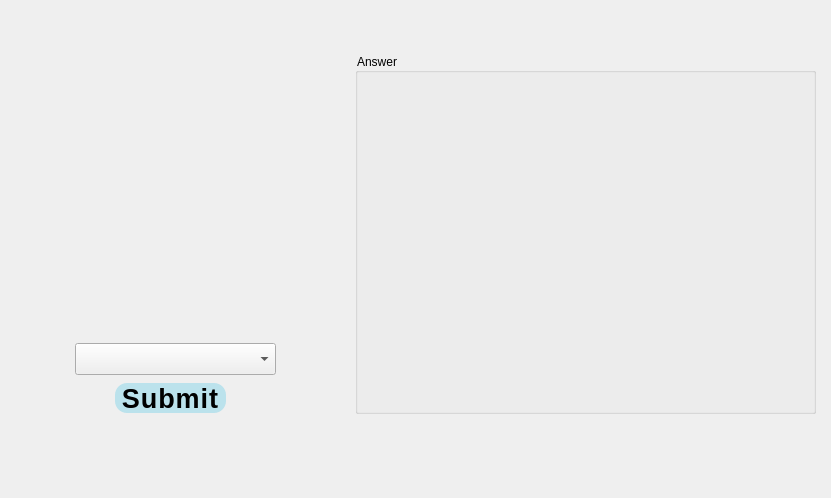
Old version of the form flaggle_game.ui in the repository S-rita/KiddoQuest.
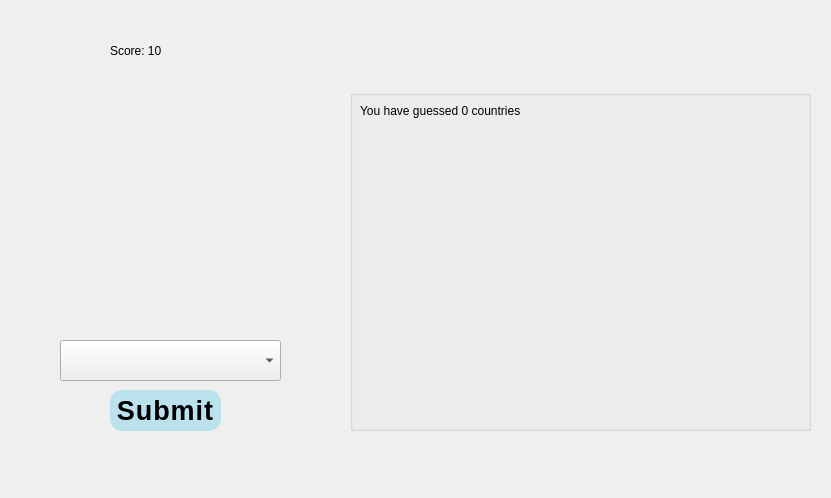
New version of the form. Icons and pictures are not drawn.

```diff
--- a/flaggle_game.ui
+++ b/flaggle_game.ui
@@ -20,8 +20,8 @@
    <widget class="QLabel" name="gray1_4">
     <property name="geometry">
      <rect>
-      <x>240</x>
-      <y>63</y>
+      <x>250</x>
+      <y>93</y>
       <width>75</width>
       <height>67</height>
      </rect>
@@ -33,8 +33,8 @@
    <widget class="QLabel" name="gray1_2">
     <property name="geometry">
      <rect>
-      <x>90</x>
-      <y>63</y>
+      <x>100</x>
+      <y>93</y>
       <width>75</width>
       <height>67</height>
      </rect>
@@ -46,8 +46,8 @@
    <widget class="QLabel" name="flag">
     <property name="geometry">
      <rect>
-      <x>15</x>
-      <y>63</y>
+      <x>25</x>
+      <y>93</y>
       <width>300</width>
       <height>200</height>
      </rect>
@@ -59,10 +59,10 @@
    <widget class="QPushButton" name="submitButton">
     <property name="geometry">
      <rect>
-      <x>115</x>
-      <y>383</y>
+      <x>110</x>
+      <y>390</y>
       <width>111</width>
-      <height>30</height>
+      <height>41</height>
      </rect>
     </property>
     <property name="styleSheet">
@@ -81,23 +81,23 @@
    <widget class="QGroupBox" name="groupBox">
     <property name="geometry">
      <rect>
-      <x>355</x>
-      <y>53</y>
+      <x>350</x>
+      <y>90</y>
       <width>461</width>
-      <height>361</height>
+      <height>341</height>
      </rect>
     </property>
     <property name="styleSheet">
      <string notr="true">color: rgb(0, 0, 0)</string>
     </property>
     <property name="title">
-     <string>Answer</string>
+     <string/>
     </property>
     <widget class="QLabel" name="ans1">
      <property name="geometry">
       <rect>
        <x>30</x>
-       <y>50</y>
+       <y>60</y>
        <width>180</width>
        <height>30</height>
       </rect>
@@ -239,22 +239,25 @@
     <widget class="QLabel" name="ans6_2">
      <property name="geometry">
       <rect>
-       <x>250</x>
-       <y>300</y>
-       <width>180</width>
-       <height>30</height>
+       <x>10</x>
+       <y>0</y>
+       <width>331</width>
+       <height>41</height>
       </rect>
      </property>
+     <property name="styleSheet">
+      <string notr="true">font: 18pt &quot;BM Jua&quot;;</string>
+     </property>
      <property name="text">
-      <string/>
+      <string>You have guessed 0 countries</string>
      </property>
     </widget>
    </widget>
    <widget class="QLabel" name="gray3_4">
     <property name="geometry">
      <rect>
-      <x>240</x>
-      <y>197</y>
+      <x>250</x>
+      <y>227</y>
       <width>75</width>
       <height>66</height>
      </rect>
@@ -266,8 +269,8 @@
    <widget class="QLabel" name="gray1_3">
     <property name="geometry">
      <rect>
-      <x>165</x>
-      <y>63</y>
+      <x>175</x>
+      <y>93</y>
       <width>75</width>
       <height>67</height>
      </rect>
@@ -279,8 +282,8 @@
    <widget class="QLabel" name="gray1_1">
     <property name="geometry">
      <rect>
-      <x>15</x>
-      <y>63</y>
+      <x>25</x>
+      <y>93</y>
       <width>75</width>
       <height>67</height>
      </rect>
@@ -292,8 +295,8 @@
    <widget class="QLabel" name="gray3_2">
     <property name="geometry">
      <rect>
-      <x>90</x>
-      <y>197</y>
+      <x>100</x>
+      <y>227</y>
       <width>75</width>
       <height>66</height>
      </rect>
@@ -305,8 +308,8 @@
    <widget class="QLabel" name="gray3_1">
     <property name="geometry">
      <rect>
-      <x>15</x>
-      <y>197</y>
+      <x>25</x>
+      <y>227</y>
       <width>75</width>
       <height>66</height>
      </rect>
@@ -318,8 +321,8 @@
    <widget class="QLabel" name="gray2_4">
     <property name="geometry">
      <rect>
-      <x>240</x>
-      <y>130</y>
+      <x>250</x>
+      <y>160</y>
       <width>75</width>
       <height>67</height>
      </rect>
@@ -331,8 +334,8 @@
    <widget class="QLabel" name="gray3_3">
     <property name="geometry">
      <rect>
-      <x>165</x>
-      <y>197</y>
+      <x>175</x>
+      <y>227</y>
       <width>75</width>
       <height>66</height>
      </rect>
@@ -344,8 +347,8 @@
    <widget class="QLabel" name="gray2_1">
     <property name="geometry">
      <rect>
-      <x>15</x>
-      <y>130</y>
+      <x>25</x>
+      <y>160</y>
       <width>75</width>
       <height>67</height>
      </rect>
@@ -357,8 +360,8 @@
    <widget class="QLabel" name="gray2_3">
     <property name="geometry">
      <rect>
-      <x>165</x>
-      <y>130</y>
+      <x>175</x>
+      <y>160</y>
       <width>75</width>
       <height>67</height>
      </rect>
@@ -370,10 +373,10 @@
    <widget class="QComboBox" name="guessFlagcomboBox">
     <property name="geometry">
      <rect>
-      <x>75</x>
-      <y>343</y>
-      <width>201</width>
-      <height>32</height>
+      <x>60</x>
+      <y>340</y>
+      <width>221</width>
+      <height>41</height>
      </rect>
     </property>
     <property name="styleSheet">
@@ -383,8 +386,8 @@
    <widget class="QLabel" name="gray2_2">
     <property name="geometry">
      <rect>
-      <x>90</x>
-      <y>130</y>
+      <x>100</x>
+      <y>160</y>
       <width>75</width>
       <height>67</height>
      </rect>
@@ -393,6 +396,50 @@
      <string/>
     </property>
    </widget>
+   <widget class="QPushButton" name="pushButton">
+    <property name="geometry">
+     <rect>
+      <x>780</x>
+      <y>20</y>
+      <width>51</width>
+      <height>32</height>
+     </rect>
+    </property>
+    <property name="styleSheet">
+     <string notr="true">background: none;
+border: none;</string>
+    </property>
+    <property name="text">
+     <string/>
+    </property>
+    <property name="icon">
+     <iconset resource="icons.qrc">
+      <normaloff>:/image for c++ project/Button/settingGearButton.png</normaloff>:/image for c++ project/Button/settingGearButton.png</iconset>
+    </property>
+    <property name="iconSize">
+     <size>
+      <width>24</width>
+      <height>24</height>
+     </size>
+    </property>
+   </widget>
+   <widget class="QLabel" name="scoreLabel">
+    <property name="geometry">
+     <rect>
+      <x>110</x>
+      <y>30</y>
+      <width>121</width>
+      <height>41</height>
+     </rect>
+    </property>
+    <property name="styleSheet">
+     <string notr="true">font: 30pt &quot;BM Jua&quot;;
+color: rgb(0,0,0)</string>
+    </property>
+    <property name="text">
+     <string>Score: 10</string>
+    </property>
+   </widget>
   </widget>
  </widget>
  <resources/>
```
Left out of the diff: 19 changed lines with no effect on the pictures.
